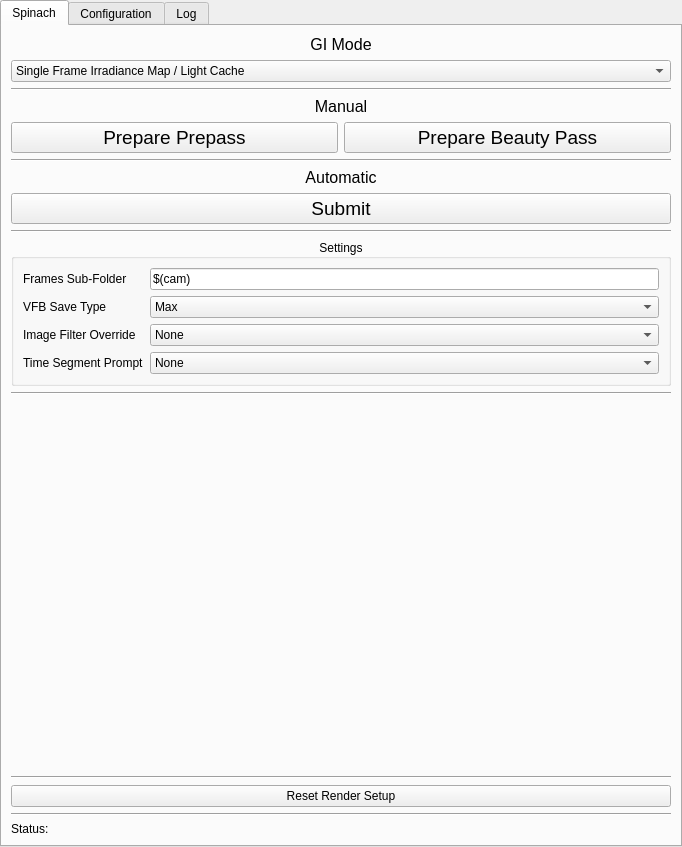
First picture: the form in renderFarmingMainWidget.ui, repository stephensmitchell-forks/renderFarming, before the edit.
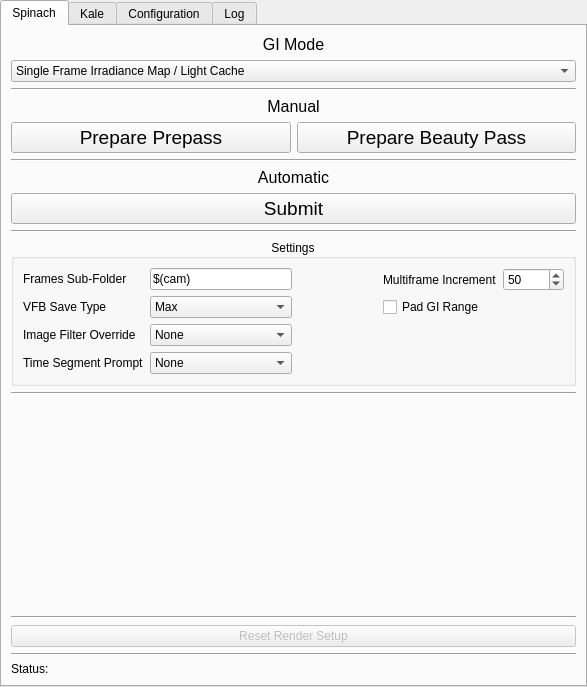
Second picture: the form after the edit.

Commit message: Re-Organized the UI so that now every tab has it's own class Added multi-frame increment and frame range padding options

Patch:
```diff
--- a/renderFarmingMainWidget.ui
+++ b/renderFarmingMainWidget.ui
@@ -2,12 +2,15 @@
 <ui version="4.0">
  <class>RenderFarmingUI</class>
  <widget class="QTabWidget" name="RenderFarmingUI">
+  <property name="enabled">
+   <bool>true</bool>
+  </property>
   <property name="geometry">
    <rect>
     <x>0</x>
     <y>0</y>
-    <width>682</width>
-    <height>847</height>
+    <width>587</width>
+    <height>687</height>
    </rect>
   </property>
   <property name="minimumSize">
@@ -22,7 +25,10 @@
   <property name="currentIndex">
    <number>0</number>
   </property>
-  <widget class="QWidget" name="spinach">
+  <widget class="QWidget" name="spinach_tbdg">
+   <property name="enabled">
+    <bool>true</bool>
+   </property>
    <attribute name="title">
     <string>Spinach</string>
    </attribute>
@@ -401,6 +407,65 @@
            </item>
           </layout>
          </item>
+         <item>
+          <spacer name="horizontalSpacer_3">
+           <property name="orientation">
+            <enum>Qt::Horizontal</enum>
+           </property>
+           <property name="sizeHint" stdset="0">
+            <size>
+             <width>40</width>
+             <height>20</height>
+            </size>
+           </property>
+          </spacer>
+         </item>
+         <item>
+          <layout class="QFormLayout" name="formLayout">
+           <item row="0" column="0">
+            <widget class="QLabel" name="label_multi_frame_increment">
+             <property name="enabled">
+              <bool>true</bool>
+             </property>
+             <property name="text">
+              <string>Multiframe Increment</string>
+             </property>
+            </widget>
+           </item>
+           <item row="0" column="1">
+            <widget class="QSpinBox" name="sp_multi_frame_increment_sb">
+             <property name="enabled">
+              <bool>true</bool>
+             </property>
+             <property name="minimum">
+              <number>1</number>
+             </property>
+             <property name="maximum">
+              <number>65535</number>
+             </property>
+             <property name="singleStep">
+              <number>10</number>
+             </property>
+             <property name="value">
+              <number>50</number>
+             </property>
+             <property name="displayIntegerBase">
+              <number>10</number>
+             </property>
+            </widget>
+           </item>
+           <item row="1" column="0">
+            <widget class="QCheckBox" name="sp_pad_gi_range_ckbx">
+             <property name="enabled">
+              <bool>true</bool>
+             </property>
+             <property name="text">
+              <string>Pad GI Range</string>
+             </property>
+            </widget>
+           </item>
+          </layout>
+         </item>
         </layout>
        </item>
       </layout>
@@ -436,7 +501,7 @@
     <item>
      <widget class="QPushButton" name="sp_reset_btn">
       <property name="enabled">
-       <bool>true</bool>
+       <bool>false</bool>
       </property>
       <property name="text">
        <string>Reset Render Setup</string>
@@ -459,7 +524,57 @@
     </item>
    </layout>
   </widget>
-  <widget class="QWidget" name="config">
+  <widget class="QWidget" name="kale_tbdg">
+   <property name="enabled">
+    <bool>false</bool>
+   </property>
+   <attribute name="title">
+    <string>Kale</string>
+   </attribute>
+   <layout class="QVBoxLayout" name="verticalLayout_6">
+    <item>
+     <layout class="QHBoxLayout" name="horizontalLayout_5">
+      <item>
+       <widget class="QPushButton" name="kl_run_btn">
+        <property name="enabled">
+         <bool>false</bool>
+        </property>
+        <property name="text">
+         <string>Run Sanity Check</string>
+        </property>
+       </widget>
+      </item>
+      <item>
+       <spacer name="horizontalSpacer_2">
+        <property name="orientation">
+         <enum>Qt::Horizontal</enum>
+        </property>
+        <property name="sizeHint" stdset="0">
+         <size>
+          <width>40</width>
+          <height>20</height>
+         </size>
+        </property>
+       </spacer>
+      </item>
+     </layout>
+    </item>
+    <item>
+     <widget class="QPlainTextEdit" name="kl_results_text_pte">
+      <property name="tabChangesFocus">
+       <bool>true</bool>
+      </property>
+      <property name="readOnly">
+       <bool>true</bool>
+      </property>
+      <property name="placeholderText">
+       <string>Results will be displayed here:</string>
+      </property>
+     </widget>
+    </item>
+   </layout>
+  </widget>
+  <widget class="QWidget" name="config_tbdg">
    <attribute name="title">
     <string>Configuration</string>
    </attribute>
```
Left out of the diff: 5 changed lines with no effect on the pictures. The commit also changes 6 other files.
